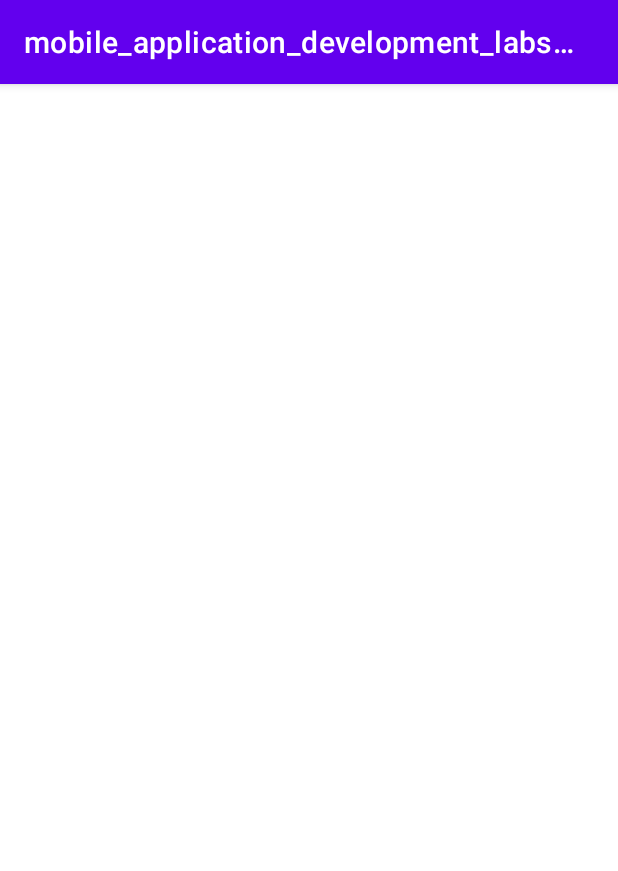
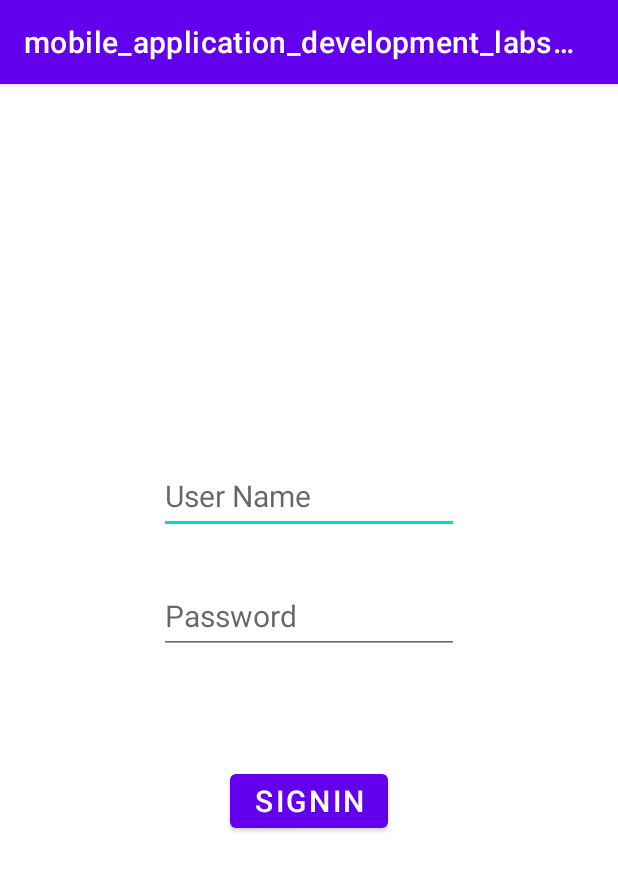
Before and after one commit to JosephLahiru/mobile_application_development_labsheet3, an Android app: the SignIn screen opened directly, with no data from a screen before it, on a phone screen of 412 x 824 dp. Shown: the top 871 px of the screen. Run offline under Robolectric (Android 15) with nearby library versions, the phone set to English and light mode, and no system bars.

Commit message:
Finished exercise_03 SignIn.java

```diff
--- a/app/src/main/java/me/mtron/mobile_application_development_labsheet3/exercise_03_shared_preferences/SignIn.java
+++ b/app/src/main/java/me/mtron/mobile_application_development_labsheet3/exercise_03_shared_preferences/SignIn.java
@@ -2,15 +2,47 @@ package me.mtron.mobile_application_development_labsheet3.exercise_03_shared_pre
 
 import androidx.appcompat.app.AppCompatActivity;
 
+import android.content.Intent;
+import android.content.SharedPreferences;
 import android.os.Bundle;
+import android.view.View;
+import android.widget.Button;
+import android.widget.EditText;
+import android.widget.Toast;
 
 import me.mtron.mobile_application_development_labsheet3.R;
 
 public class SignIn extends AppCompatActivity {
 
+    EditText userName;
+    EditText password;
+
+    Button signIn;
+
+    Intent intent;
+
     @Override
     protected void onCreate(Bundle savedInstanceState) {
         super.onCreate(savedInstanceState);
         setContentView(R.layout.activity_sign_in);
+
+        userName = findViewById(R.id.userNameText3);
+        password = findViewById(R.id.passwordText4);
+        signIn = findViewById(R.id.signInBtn);
+
+        intent = new Intent(this, LastActivity.class);
+
+        signIn.setOnClickListener(new View.OnClickListener() {
+            @Override
+            public void onClick(View view) {
+                SharedPreferences data2 = getSharedPreferences("details", MODE_PRIVATE);
+                String uname = data2.getString("USERNAME", "USERNAME not stored");
+                String pwd = data2.getString("PASSWORD", "PASSWORD not stored");
+
+                if(uname.equals(userName.getText().toString()) && pwd.equals(password.getText().toString())){
+                    startActivity(intent);
+                }
+            }
+        });
     }
 }
--- a/app/src/main/res/layout/activity_main.xml
+++ b/app/src/main/res/layout/activity_main.xml
@@ -35,7 +35,7 @@
         app:layout_constraintTop_toBottomOf="@+id/nameTxt" />
 
     <Button
-        android:id="@+id/submitBtn"
+        android:id="@+id/signInBtn"
         android:layout_width="wrap_content"
         android:layout_height="wrap_content"
         android:layout_marginStart="153dp"
--- a/app/src/main/res/layout/activity_sign_in.xml
+++ b/app/src/main/res/layout/activity_sign_in.xml
@@ -6,4 +6,47 @@
     android:layout_height="match_parent"
     tools:context=".exercise_03_shared_preferences.SignIn">
 
+    <EditText
+        android:id="@+id/userNameText3"
+        android:layout_width="200dp"
+        android:layout_height="50dp"
+        android:layout_marginStart="105dp"
+        android:layout_marginTop="250dp"
+        android:layout_marginEnd="106dp"
+        android:ems="10"
+        android:hint="User Name"
+        android:inputType="textPersonName"
+        android:textSize="20dp"
+        app:layout_constraintEnd_toEndOf="parent"
+        app:layout_constraintStart_toStartOf="parent"
+        app:layout_constraintTop_toTopOf="parent" />
+
+    <EditText
+        android:id="@+id/passwordText4"
+        android:layout_width="200dp"
+        android:layout_height="50dp"
+        android:layout_marginStart="105dp"
+        android:layout_marginTop="30dp"
+        android:layout_marginEnd="106dp"
+        android:ems="10"
+        android:hint="Password"
+        android:inputType="textPassword"
+        android:textSize="20dp"
+        app:layout_constraintEnd_toEndOf="parent"
+        app:layout_constraintStart_toStartOf="parent"
+        app:layout_constraintTop_toBottomOf="@id/userNameText3" />
+
+    <Button
+        android:id="@+id/signInBtn"
+        android:layout_width="wrap_content"
+        android:layout_height="wrap_content"
+        android:layout_marginStart="156dp"
+        android:layout_marginEnd="156dp"
+        android:layout_marginBottom="266dp"
+        android:text="SIGNIN"
+        android:textSize="20dp"
+        app:layout_constraintBottom_toBottomOf="parent"
+        app:layout_constraintEnd_toEndOf="parent"
+        app:layout_constraintStart_toStartOf="parent" />
+
 </androidx.constraintlayout.widget.ConstraintLayout>
```
